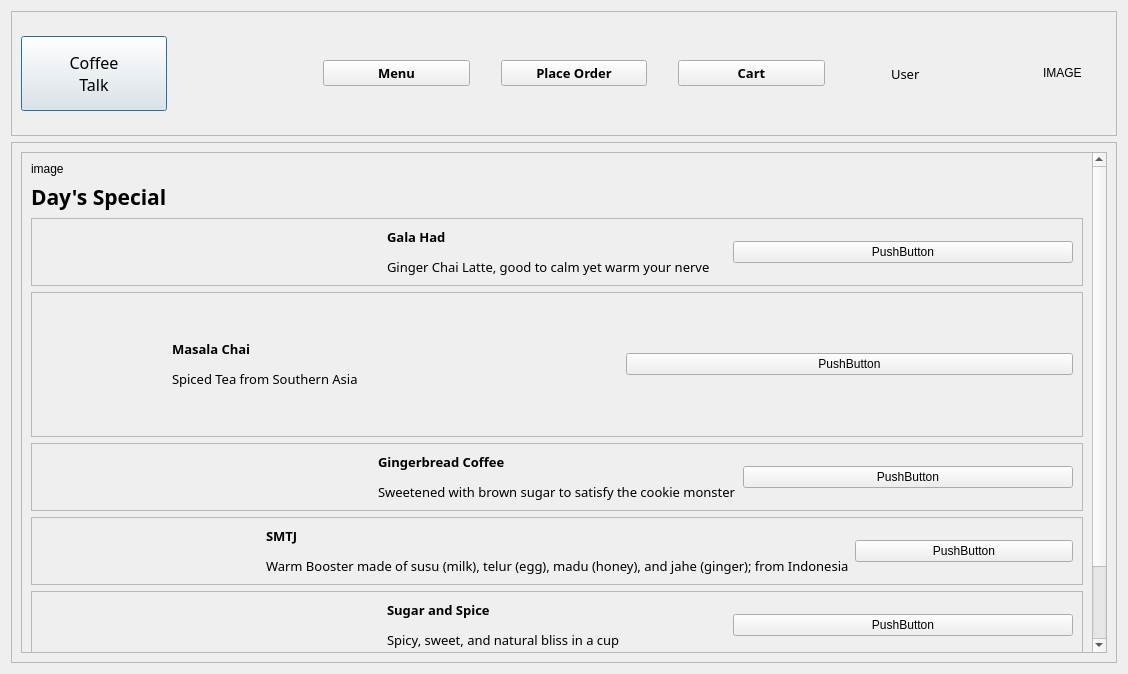
Before: the Qt Designer form views/menu.ui in NicolasChavezC/CoffeeShop, drawn with Qt 5.
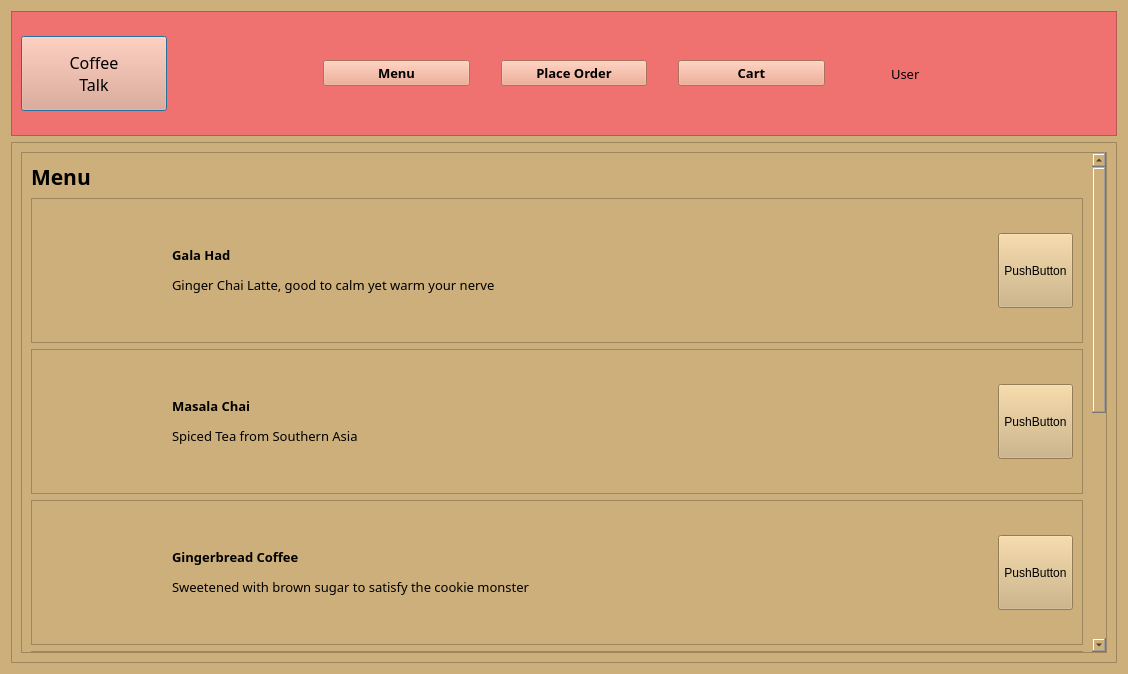
After: the same form once the commit is applied. Icons and pictures are not drawn.

Patch:
```diff
--- a/views/menu.ui
+++ b/views/menu.ui
@@ -13,6 +13,9 @@
   <property name="windowTitle">
    <string>Dialog</string>
   </property>
+  <property name="styleSheet">
+   <string notr="true">background-color: rgb(205,175,123);</string>
+  </property>
   <layout class="QVBoxLayout" name="verticalLayout_3">
    <item>
     <widget class="QFrame" name="frame_3">
@@ -28,6 +31,9 @@
        <height>125</height>
       </size>
      </property>
+     <property name="styleSheet">
+      <string notr="true">background-color: rgb(239, 114, 112);</string>
+     </property>
      <property name="frameShape">
       <enum>QFrame::StyledPanel</enum>
      </property>
@@ -49,6 +55,9 @@
           <pointsize>12</pointsize>
          </font>
         </property>
+        <property name="styleSheet">
+         <string notr="true">background-color: rgb(238,159,128);</string>
+        </property>
         <property name="text">
          <string>Coffee 
 Talk</string>
@@ -81,6 +90,9 @@
           <bold>true</bold>
          </font>
         </property>
+        <property name="styleSheet">
+         <string notr="true">background-color: rgb(238,159,128);</string>
+        </property>
         <property name="text">
          <string>Menu</string>
         </property>
@@ -112,6 +124,9 @@
           <bold>true</bold>
          </font>
         </property>
+        <property name="styleSheet">
+         <string notr="true">background-color: rgb(238,159,128);</string>
+        </property>
         <property name="text">
          <string>Place Order</string>
         </property>
@@ -143,6 +158,9 @@
           <bold>true</bold>
          </font>
         </property>
+        <property name="styleSheet">
+         <string notr="true">background-color: rgb(238,159,128);</string>
+        </property>
         <property name="text">
          <string>Cart</string>
         </property>
@@ -195,7 +213,7 @@
          <string notr="true">border-image: url(&quot;img/Is_this_it.webp&quot;)</string>
         </property>
         <property name="text">
-         <string>IMAGE</string>
+         <string/>
         </property>
        </widget>
       </item>
@@ -220,22 +238,12 @@
          <property name="geometry">
           <rect>
            <x>0</x>
-           <y>-160</y>
-           <width>1059</width>
-           <height>654</height>
+           <y>-442</y>
+           <width>1071</width>
+           <height>949</height>
           </rect>
          </property>
          <layout class="QVBoxLayout" name="verticalLayout_2">
-          <item>
-           <widget class="QLabel" name="label_8">
-            <property name="styleSheet">
-             <string notr="true">border-image: url(&quot;img/banner.avif&quot;)</string>
-            </property>
-            <property name="text">
-             <string>image</string>
-            </property>
-           </widget>
-          </item>
           <item>
            <widget class="QLabel" name="label_10">
             <property name="font">
@@ -247,7 +255,7 @@
              </font>
             </property>
             <property name="text">
-             <string>Day's Special</string>
+             <string>Menu</string>
             </property>
            </widget>
           </item>
@@ -262,6 +270,18 @@
             <layout class="QHBoxLayout" name="horizontalLayout_2">
              <item>
               <widget class="QLabel" name="label_16">
+               <property name="minimumSize">
+                <size>
+                 <width>125</width>
+                 <height>125</height>
+                </size>
+               </property>
+               <property name="maximumSize">
+                <size>
+                 <width>125</width>
+                 <height>125</height>
+                </size>
+               </property>
                <property name="styleSheet">
                 <string notr="true">border-image: url(&quot;img/Gala_Had.webp&quot;)</string>
                </property>
@@ -284,6 +304,18 @@
              </item>
              <item>
               <widget class="QPushButton" name="pushButton_10">
+               <property name="minimumSize">
+                <size>
+                 <width>75</width>
+                 <height>75</height>
+                </size>
+               </property>
+               <property name="maximumSize">
+                <size>
+                 <width>75</width>
+                 <height>75</height>
+                </size>
+               </property>
                <property name="text">
                 <string>PushButton</string>
                </property>
@@ -337,6 +369,18 @@
              </item>
              <item>
               <widget class="QPushButton" name="pushButton_5">
+               <property name="minimumSize">
+                <size>
+                 <width>75</width>
+                 <height>75</height>
+                </size>
+               </property>
+               <property name="maximumSize">
+                <size>
+                 <width>75</width>
+                 <height>75</height>
+                </size>
+               </property>
                <property name="text">
                 <string>PushButton</string>
                </property>
@@ -356,6 +400,18 @@
             <layout class="QHBoxLayout" name="horizontalLayout_7">
              <item>
               <widget class="QLabel" name="label_13">
+               <property name="minimumSize">
+                <size>
+                 <width>125</width>
+                 <height>125</height>
+                </size>
+               </property>
+               <property name="maximumSize">
+                <size>
+                 <width>125</width>
+                 <height>125</height>
+                </size>
+               </property>
                <property name="styleSheet">
                 <string notr="true">border-image: url(&quot;img/Gingerbread_Coffee.webp&quot;)</string>
                </property>
@@ -384,6 +440,18 @@
              </item>
              <item>
               <widget class="QPushButton" name="pushButton_9">
+               <property name="minimumSize">
+                <size>
+                 <width>75</width>
+                 <height>75</height>
+                </size>
+               </property>
+               <property name="maximumSize">
+                <size>
+                 <width>75</width>
+                 <height>75</height>
+                </size>
+               </property>
                <property name="text">
                 <string>PushButton</string>
                </property>
@@ -403,8 +471,20 @@
             <layout class="QHBoxLayout" name="horizontalLayout_6">
              <item>
               <widget class="QLabel" name="label_11">
+               <property name="minimumSize">
+                <size>
+                 <width>125</width>
+                 <height>125</height>
+                </size>
+               </property>
+               <property name="maximumSize">
+                <size>
+                 <width>125</width>
+                 <height>125</height>
+                </size>
+               </property>
                <property name="styleSheet">
-                <string notr="true">border-image: url(&quot;img/SMTJ.webp&quot;)</string>
+                <string notr="true">border-image: url(&quot;img/STMJ.webp&quot;)</string>
                </property>
                <property name="text">
                 <string/>
@@ -428,6 +508,18 @@
              </item>
              <item>
               <widget class="QPushButton" name="pushButton_8">
+               <property name="minimumSize">
+                <size>
+                 <width>75</width>
+                 <height>75</height>
+                </size>
+               </property>
+               <property name="maximumSize">
+                <size>
+                 <width>75</width>
+                 <height>75</height>
+                </size>
+               </property>
                <property name="text">
                 <string>PushButton</string>
                </property>
@@ -447,6 +539,18 @@
             <layout class="QHBoxLayout" name="horizontalLayout_4">
              <item>
               <widget class="QLabel" name="label_5">
+               <property name="minimumSize">
+                <size>
+                 <width>125</width>
+                 <height>125</height>
+                </size>
+               </property>
+               <property name="maximumSize">
+                <size>
+                 <width>125</width>
+                 <height>125</height>
+                </size>
+               </property>
                <property name="styleSheet">
                 <string notr="true">border-image: url(&quot;img/Sugar_and_Spice.webp&quot;)</string>
                </property>
@@ -469,6 +573,18 @@
              </item>
              <item>
               <widget class="QPushButton" name="pushButton_6">
+               <property name="minimumSize">
+                <size>
+                 <width>75</width>
+                 <height>75</height>
+                </size>
+               </property>
+               <property name="maximumSize">
+                <size>
+                 <width>75</width>
+                 <height>75</height>
+                </size>
+               </property>
                <property name="text">
                 <string>PushButton</string>
                </property>
@@ -488,6 +604,18 @@
             <layout class="QHBoxLayout" name="horizontalLayout_5">
              <item>
               <widget class="QLabel" name="label_3">
+               <property name="minimumSize">
+                <size>
+                 <width>125</width>
+                 <height>125</height>
+                </size>
+               </property>
+               <property name="maximumSize">
+                <size>
+                 <width>125</width>
+                 <height>125</height>
+                </size>
+               </property>
                <property name="styleSheet">
                 <string notr="true">border-image: url(&quot;img/Milky_Way.webp&quot;)</string>
                </property>
@@ -510,6 +638,18 @@
              </item>
              <item>
               <widget class="QPushButton" name="pushButton_7">
+               <property name="minimumSize">
+                <size>
+                 <width>75</width>
+                 <height>75</height>
+                </size>
+               </property>
+               <property name="maximumSize">
+                <size>
+                 <width>75</width>
+                 <height>75</height>
+                </size>
+               </property>
                <property name="text">
                 <string>PushButton</string>
                </property>
```
